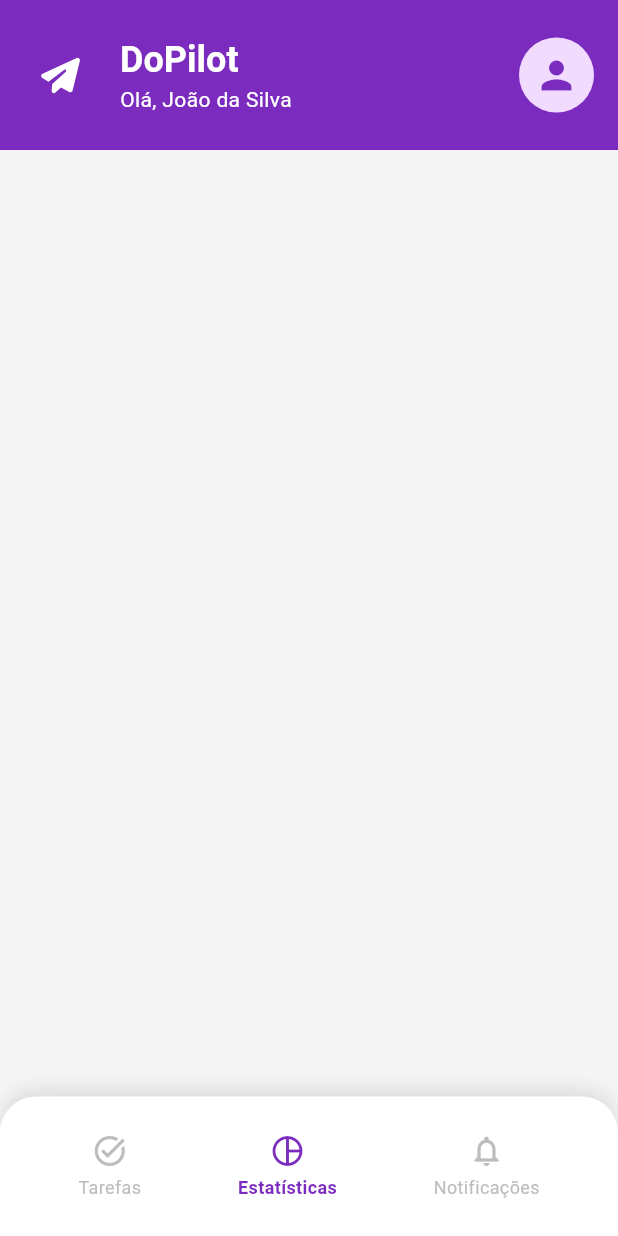
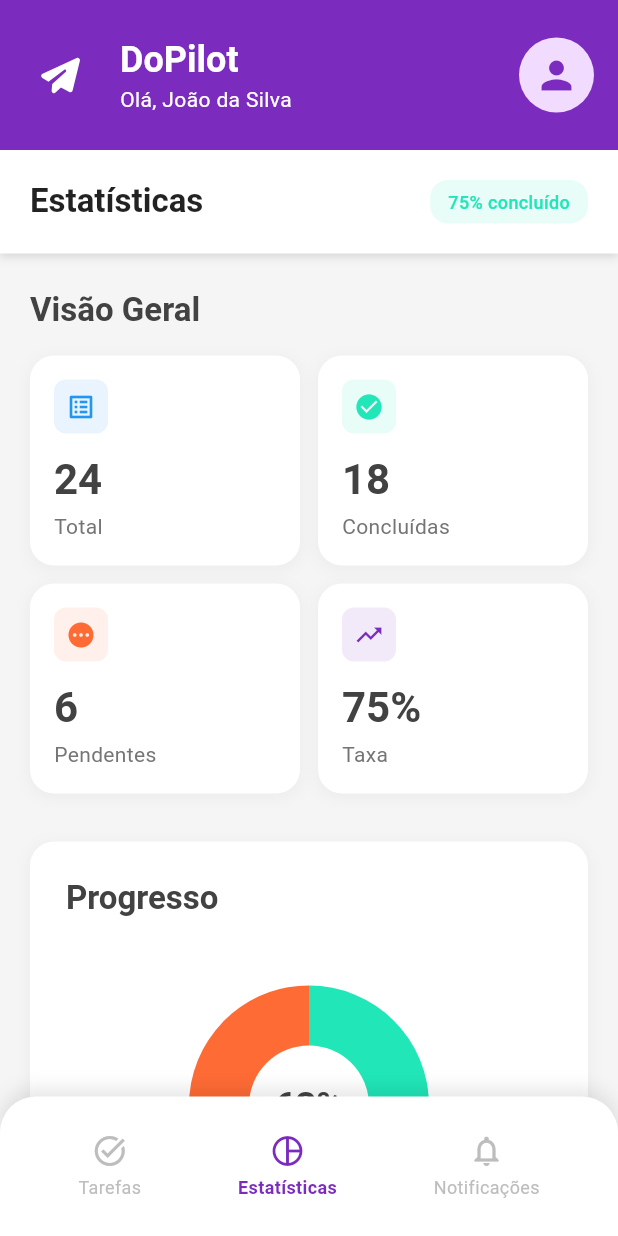
Before and after one commit to rafaoliveira/app_dopilot, a Flutter app: the screen it shows after launch, item 2 of the bottom bar chosen, on a phone screen of 412 x 824 dp. Run offline on Flutter 3.47's test engine with Material 3 defaults, Android fonts, the phone set to English and light mode, and no system bars; drawn by our look-alikes of cached_network_image; our stand-ins replace flutter_svg; network calls fail.

Commit message:
feat: add statistics screen

```diff
--- a/lib/screens/home/home_screen.dart
+++ b/lib/screens/home/home_screen.dart
@@ -1,6 +1,7 @@
 import 'package:app_dopilot/screens/home/widgets/home_app_bar.dart';
 import 'package:app_dopilot/screens/home/widgets/home_bottom_navigation_bar.dart';
 import 'package:app_dopilot/screens/notifications/notifications_screen.dart';
+import 'package:app_dopilot/screens/statistics/statistics_screen.dart';
 import 'package:app_dopilot/screens/tasks/home_task_screen.dart';
 import 'package:app_dopilot/widgets/app_floating_action_button.dart';
 import 'package:flutter/material.dart';
@@ -17,7 +18,7 @@ class _HomeScreenState extends State<HomeScreen> {
 
   final List<Widget> _screens = [
     HomeTaskScreen(),
-    Container(),
+    StatisticsScreen(),
     NotificationsScreen(),
   ];
 
--- /dev/null
+++ b/lib/screens/statistics/statistics_screen.dart
@@ -0,0 +1,541 @@
+import 'package:flutter/material.dart';
+import 'dart:math' as math;
+import '../../utils/colors.dart';
+
+/// Tela de Estatísticas do DoPilot
+///
+/// Apresenta dashboard completo com:
+/// - Header com avatar e título
+/// - Cards de visão geral (Total, Concluídas, Pendentes, Taxa)
+/// - Gráfico de pizza (Progresso)
+/// - Seção de Insights com dicas personalizadas
+/// - Bottom navigation
+class StatisticsScreen extends StatefulWidget {
+  const StatisticsScreen({super.key});
+
+  @override
+  State<StatisticsScreen> createState() => _StatisticsScreenState();
+}
+
+class _StatisticsScreenState extends State<StatisticsScreen>
+    with TickerProviderStateMixin {
+  late AnimationController _chartAnimationController;
+  late Animation<double> _chartAnimation;
+
+  // Dados mockados para demonstração
+  final int totalTasks = 24;
+  final int completedTasks = 18;
+  final int pendingTasks = 6;
+  final double completionRate = 75.0;
+
+  @override
+  void initState() {
+    super.initState();
+    _chartAnimationController = AnimationController(
+      duration: const Duration(milliseconds: 1500),
+      vsync: this,
+    );
+    _chartAnimation = Tween<double>(
+      begin: 0.0,
+      end: 1.0,
+    ).animate(CurvedAnimation(
+      parent: _chartAnimationController,
+      curve: Curves.easeInOut,
+    ));
+    _chartAnimationController.forward();
+  }
+
+  @override
+  void dispose() {
+    _chartAnimationController.dispose();
+    super.dispose();
+  }
+
+  @override
+  Widget build(BuildContext context) {
+    return Scaffold(
+      backgroundColor: AppColors.backgroundGray,
+      body: SafeArea(
+        child: SingleChildScrollView(
+          child: Column(
+            crossAxisAlignment: CrossAxisAlignment.start,
+            children: [
+              _buildHeader(),
+              const SizedBox(height: 24),
+              _buildOverviewCards(),
+              const SizedBox(height: 32),
+              _buildProgressSection(),
+              const SizedBox(height: 32),
+              _buildInsightsSection(),
+              const SizedBox(height: 100), // Space for bottom navigation
+            ],
+          ),
+        ),
+      ),
+    );
+  }
+
+  Widget _buildHeader() {
+    return Container(
+      padding: const EdgeInsets.all(20),
+      decoration: const BoxDecoration(
+        color: Colors.white,
+        boxShadow: [
+          BoxShadow(
+            color: Colors.black12,
+            blurRadius: 4,
+            offset: Offset(0, 2),
+          ),
+        ],
+      ),
+      child: Row(
+        children: [
+          Text(
+            'Estatísticas',
+            style: Theme.of(context).textTheme.titleLarge?.copyWith(
+              fontWeight: FontWeight.bold,
+              color: AppColors.textPrimary,
+            ),
+          ),
+          const Spacer(),
+          Container(
+            padding: const EdgeInsets.symmetric(horizontal: 12, vertical: 6),
+            decoration: BoxDecoration(
+              color: AppColors.successGreen.withValues(alpha: 0.1),
+              borderRadius: BorderRadius.circular(12),
+            ),
+            child: Text(
+              '${completionRate.toInt()}% concluído',
+              style: const TextStyle(
+                color: AppColors.successGreen,
+                fontSize: 12,
+                fontWeight: FontWeight.w500,
+              ),
+            ),
+          ),
+        ],
+      ),
+    );
+  }
+
+  Widget _buildOverviewCards() {
+    return Padding(
+      padding: const EdgeInsets.symmetric(horizontal: 20.0),
+      child: Column(
+        crossAxisAlignment: CrossAxisAlignment.start,
+        children: [
+          Text(
+            'Visão Geral',
+            style: Theme.of(context).textTheme.titleLarge?.copyWith(
+              fontWeight: FontWeight.w600,
+              color: Colors.grey[800],
+            ),
+          ),
+          const SizedBox(height: 16),
+          Row(
+            children: [
+              Expanded(
+                child: _buildOverviewCard(
+                  title: 'Total',
+                  value: totalTasks.toString(),
+                  icon: Icons.list_alt,
+                  color: Colors.blue,
+                ),
+              ),
+              const SizedBox(width: 12),
+              Expanded(
+                child: _buildOverviewCard(
+                  title: 'Concluídas',
+                  value: completedTasks.toString(),
+                  icon: Icons.check_circle,
+                  color: AppColors.successGreen,
+                ),
+              ),
+            ],
+          ),
+          const SizedBox(height: 12),
+          Row(
+            children: [
+              Expanded(
+                child: _buildOverviewCard(
+                  title: 'Pendentes',
+                  value: pendingTasks.toString(),
+                  icon: Icons.pending,
+                  color: AppColors.warningOrange,
+                ),
+              ),
+              const SizedBox(width: 12),
+              Expanded(
+                child: _buildOverviewCard(
+                  title: 'Taxa',
+                  value: '${completionRate.toInt()}%',
+                  icon: Icons.trending_up,
+                  color: AppColors.primaryPurple,
+                ),
+              ),
+            ],
+          ),
+        ],
+      ),
+    );
+  }
+
+  Widget _buildOverviewCard({
+    required String title,
+    required String value,
+    required IconData icon,
+    required Color color,
+  }) {
+    return Container(
+      padding: const EdgeInsets.all(16),
+      decoration: BoxDecoration(
+        color: Colors.white,
+        borderRadius: BorderRadius.circular(16),
+        boxShadow: [
+          BoxShadow(
+            color: Colors.grey.withValues(alpha: 0.1),
+            spreadRadius: 1,
+            blurRadius: 8,
+            offset: const Offset(0, 2),
+          ),
+        ],
+      ),
+      child: Column(
+        crossAxisAlignment: CrossAxisAlignment.start,
+        children: [
+          Row(
+            children: [
+              Container(
+                padding: const EdgeInsets.all(8),
+                decoration: BoxDecoration(
+                  color: color.withValues(alpha: 0.1),
+                  borderRadius: BorderRadius.circular(8),
+                ),
+                child: Icon(
+                  icon,
+                  color: color,
+                  size: 20,
+                ),
+              ),
+              const Spacer(),
+            ],
+          ),
+          const SizedBox(height: 12),
+          Text(
+            value,
+            style: Theme.of(context).textTheme.headlineMedium?.copyWith(
+              fontWeight: FontWeight.bold,
+              color: Colors.grey[800],
+            ),
+          ),
+          const SizedBox(height: 4),
+          Text(
+            title,
+            style: Theme.of(context).textTheme.bodyMedium?.copyWith(
+              color: Colors.grey[600],
+            ),
+          ),
+        ],
+      ),
+    );
+  }
+
+  Widget _buildProgressSection() {
+    return Padding(
+      padding: const EdgeInsets.symmetric(horizontal: 20.0),
+      child: Container(
+        padding: const EdgeInsets.all(24),
+        decoration: BoxDecoration(
+          color: Colors.white,
+          borderRadius: BorderRadius.circular(16),
+          boxShadow: [
+            BoxShadow(
+              color: Colors.grey.withValues(alpha: 0.1),
+              spreadRadius: 1,
+              blurRadius: 8,
+              offset: const Offset(0, 2),
+            ),
+          ],
+        ),
+        child: Column(
+          crossAxisAlignment: CrossAxisAlignment.start,
+          children: [
+            Text(
+              'Progresso',
+              style: Theme.of(context).textTheme.titleLarge?.copyWith(
+                fontWeight: FontWeight.w600,
+                color: Colors.grey[800],
+              ),
+            ),
+            const SizedBox(height: 24),
+            Center(
+              child: AnimatedBuilder(
+                animation: _chartAnimation,
+                builder: (context, child) {
+                  return SizedBox(
+                    width: 200,
+                    height: 200,
+                    child: CustomPaint(
+                      painter: PieChartPainter(
+                        completedPercentage: completionRate / 100 * _chartAnimation.value,
+                        completedColor: AppColors.successGreen,
+                        pendingColor: AppColors.warningOrange,
+                      ),
+                    ),
+                  );
+                },
+              ),
+            ),
+            const SizedBox(height: 24),
+            Row(
+              mainAxisAlignment: MainAxisAlignment.center,
+              children: [
+                _buildLegendItem(
+                  color: AppColors.successGreen,
+                  label: 'Concluídas',
+                  percentage: '${completionRate.toInt()}%',
+                ),
+                const SizedBox(width: 32),
+                _buildLegendItem(
+                  color: AppColors.warningOrange,
+                  label: 'Pendentes',
+                  percentage: '${(100 - completionRate).toInt()}%',
+                ),
+              ],
+            ),
+          ],
+        ),
+      ),
+    );
+  }
+
+  Widget _buildLegendItem({
+    required Color color,
+    required String label,
+    required String percentage,
+  }) {
+    return Row(
+      children: [
+        Container(
+          width: 12,
+          height: 12,
+          decoration: BoxDecoration(
+            color: color,
+            shape: BoxShape.circle,
+          ),
+        ),
+        const SizedBox(width: 8),
+        Column(
+          crossAxisAlignment: CrossAxisAlignment.start,
+          children: [
+            Text(
+              label,
+              style: Theme.of(context).textTheme.bodySmall?.copyWith(
+                color: Colors.grey[600],
+              ),
+            ),
+            Text(
+              percentage,
+              style: Theme.of(context).textTheme.bodyMedium?.copyWith(
+                fontWeight: FontWeight.w600,
+                color: Colors.grey[800],
+              ),
+            ),
+          ],
+        ),
+      ],
+    );
+  }
+
+  Widget _buildInsightsSection() {
+    return Padding(
+      padding: const EdgeInsets.symmetric(horizontal: 20.0),
+      child: Column(
+        crossAxisAlignment: CrossAxisAlignment.start,
+        children: [
+          Text(
+            'Insights',
+            style: Theme.of(context).textTheme.titleLarge?.copyWith(
+              fontWeight: FontWeight.w600,
+              color: Colors.grey[800],
+            ),
+          ),
+          const SizedBox(height: 16),
+          _buildInsightCard(
+            icon: Icons.trending_up,
+            iconColor: AppColors.successGreen,
+            title: 'Ótima produtividade!',
+            description: 'Você completou 75% das suas tarefas esta semana. Continue assim!',
+          ),
+          const SizedBox(height: 12),
+          _buildInsightCard(
+            icon: Icons.schedule,
+            iconColor: AppColors.warningOrange,
+            title: 'Sequência de 5 dias',
+            description: 'Você completou tarefas por 5 dias seguidos. Mantenha o ritmo!',
+          ),
+          const SizedBox(height: 12),
+          _buildInsightCard(
+            icon: Icons.work,
+            iconColor: Colors.blue,
+            title: 'Foco no trabalho',
+            description: '60% das suas tarefas são relacionadas ao trabalho. Equilibre com atividades pessoais.',
+          ),
+          const SizedBox(height: 12),
+          _buildInsightCard(
+            icon: Icons.access_time,
+            iconColor: AppColors.primaryPurple,
+            title: 'Horário mais produtivo',
+            description: 'Você completa mais tarefas entre 9h e 11h. Aprenda sobre cronotipos para otimizar!',
+          ),
+        ],
+      ),
+    );
+  }
+
+  Widget _buildInsightCard({
+    required IconData icon,
+    required Color iconColor,
+    required String title,
+    required String description,
+  }) {
+    return Container(
+      padding: const EdgeInsets.all(16),
+      decoration: BoxDecoration(
+        color: Colors.white,
+        borderRadius: BorderRadius.circular(12),
+        boxShadow: [
+          BoxShadow(
+            color: Colors.grey.withValues(alpha: 0.08),
+            spreadRadius: 1,
+            blurRadius: 6,
+            offset: const Offset(0, 2),
+          ),
+        ],
+      ),
+      child: Row(
+        children: [
+          Container(
+            padding: const EdgeInsets.all(12),
+            decoration: BoxDecoration(
+              color: iconColor.withValues(alpha: 0.1),
+              borderRadius: BorderRadius.circular(10),
+            ),
+            child: Icon(
+              icon,
+              color: iconColor,
+              size: 24,
+            ),
+          ),
+          const SizedBox(width: 16),
+          Expanded(
+            child: Column(
+              crossAxisAlignment: CrossAxisAlignment.start,
+              children: [
+                Text(
+                  title,
+                  style: Theme.of(context).textTheme.titleMedium?.copyWith(
+                    fontWeight: FontWeight.w600,
+                    color: Colors.grey[800],
+                  ),
+                ),
+                const SizedBox(height: 4),
+                Text(
+                  description,
+                  style: Theme.of(context).textTheme.bodyMedium?.copyWith(
+                    color: Colors.grey[600],
+                    height: 1.4,
+                  ),
+                ),
+              ],
+            ),
+          ),
+        ],
+      ),
+    );
+  }
+}
+
+/// Custom Painter para o gráfico de pizza
+class PieChartPainter extends CustomPainter {
+  final double completedPercentage;
+  final Color completedColor;
+  final Color pendingColor;
+
+  PieChartPainter({
+    required this.completedPercentage,
+    required this.completedColor,
+    required this.pendingColor,
+  });
+
+  @override
+  void paint(Canvas canvas, Size size) {
+    final center = Offset(size.width / 2, size.height / 2);
+    final radius = math.min(size.width, size.height) / 2 - 20;
+
+    // Pincel para a parte completada
+    final completedPaint = Paint()
+      ..color = completedColor
+      ..style = PaintingStyle.fill;
+
+    // Pincel para a parte pendente
+    final pendingPaint = Paint()
+      ..color = pendingColor
+      ..style = PaintingStyle.fill;
+
+    // Ângulo para a parte completada (em radianos)
+    final completedAngle = 2 * math.pi * completedPercentage;
+
+    // Desenhar a parte completada
+    canvas.drawArc(
+      Rect.fromCircle(center: center, radius: radius),
+      -math.pi / 2, // Começar do topo
+      completedAngle,
+      true,
+      completedPaint,
+    );
+
+    // Desenhar a parte pendente
+    if (completedPercentage < 1.0) {
+      canvas.drawArc(
+        Rect.fromCircle(center: center, radius: radius),
+        -math.pi / 2 + completedAngle,
+        2 * math.pi - completedAngle,
+        true,
+        pendingPaint,
+      );
+    }
+
+    // Desenhar círculo interno (para criar efeito de donut)
+    final innerPaint = Paint()
+      ..color = Colors.white
+      ..style = PaintingStyle.fill;
+
+    canvas.drawCircle(center, radius * 0.5, innerPaint);
+
+    // Desenhar percentual no centro
+    final textPainter = TextPainter(
+      text: TextSpan(
+        text: '${(completedPercentage * 100).toInt()}%',
+        style: TextStyle(
+          color: Colors.grey[800],
+          fontSize: 24,
+          fontWeight: FontWeight.bold,
+        ),
+      ),
+      textDirection: TextDirection.ltr,
+    );
+
+    textPainter.layout();
+    textPainter.paint(
+      canvas,
+      Offset(
+        center.dx - textPainter.width / 2,
+        center.dy - textPainter.height / 2,
+      ),
+    );
+  }
+
+  @override
+  bool shouldRepaint(covariant CustomPainter oldDelegate) => true;
+}
```
